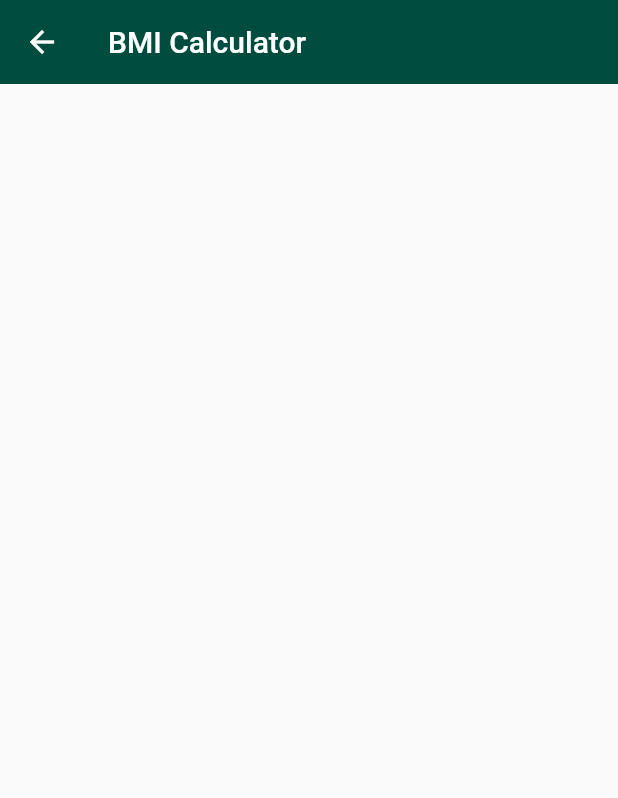
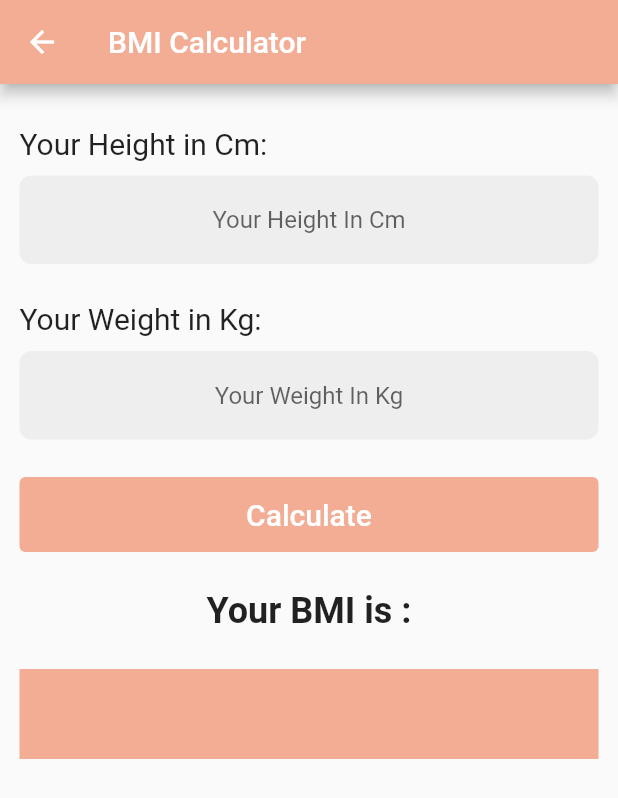
Before and after one commit to gwendolynBibah/gwens_health_app, a Flutter app: the bmi_page screen opened directly, on a phone screen of 412 x 824 dp. Shown: the top 798 px of the screen. Run offline on Flutter 3.47's test engine with Material 2 defaults, Android fonts, the phone set to English and light mode, and no system bars; our stand-ins replace percent_indicator, smooth_page_indicator; Roboto replaces fonts that are missing (Poppins).

Commit message:
BMI page
First design of BMI page

```diff
--- a/lib/screens/bmi.dart
+++ b/lib/screens/bmi.dart
@@ -1,4 +1,7 @@
+// ignore_for_file: prefer_const_constructors
+
 import 'package:flutter/material.dart';
+import 'package:health_app/colors.dart';
 
 class bmi_page extends StatefulWidget {
   const bmi_page({Key? key}) : super(key: key);
@@ -8,25 +11,162 @@ class bmi_page extends StatefulWidget {
 }
 
 class _bmi_pageState extends State<bmi_page> {
-  int index = 0;
+  int current_index = 0;
+
+//the controllers for the textfields
+TextEditingController heightController = TextEditingController();
+TextEditingController weightController = TextEditingController();
 
 
   @override
   Widget build(BuildContext context) {
     return Scaffold(
+      resizeToAvoidBottomInset: false,
       appBar: AppBar(
         title: Text("BMI Calculator", ),
-        elevation: 0.0,
-        backgroundColor: Colors.teal[900],
+        backgroundColor: peach,
         ),
         body: SingleChildScrollView(
           child: Padding(
-            padding: EdgeInsets.all(12.0),
+            padding: EdgeInsets.all(13.0),
             child: Column(
-              children: [],
+              children: [
+                // Row(
+                //   children: [
+                //     radioButton("value", buttonColor, index)
+                //   ],)
+                Padding(
+                  padding: EdgeInsets.only(top: 15.0)),
+                  Align(
+                    alignment: Alignment.bottomLeft,
+                    child: Text("Your Height in Cm:",
+                 style: TextStyle(
+                  fontSize: 20.0,
+                 ),
+                ),
+                  ),
+                SizedBox(height: 10.0),
+                TextField(
+                  keyboardType: TextInputType.number,
+                  controller: heightController,
+                  textAlign: TextAlign.center,
+                  decoration: InputDecoration(
+                    hintText: "Your Height In Cm",
+                    filled: true,
+                    fillColor: Colors.grey[200],
+                    border: OutlineInputBorder(
+                      borderRadius: BorderRadius.circular(8.0),
+                      borderSide: BorderSide.none
+                      )
+                   ),
+                ),
+                SizedBox(height:25.0),
+                Align(
+                    alignment: Alignment.bottomLeft,
+                    child: Text("Your Weight in Kg:",
+                 style: TextStyle(
+                  fontSize: 20.0,
+                 ),
+                ),
+                ),
+                SizedBox(height: 10.0),
+                TextField(
+                  keyboardType: TextInputType.number,
+                  controller: weightController,
+                  textAlign: TextAlign.center,
+                  decoration: InputDecoration(
+                    hintText: "Your Weight In Kg",
+                    filled: true,
+                    fillColor: Colors.grey[200],
+                    border: OutlineInputBorder(
+                      borderRadius: BorderRadius.circular(8.0),
+                      borderSide: BorderSide.none
+                      )
+                   ),
+                ),
+                SizedBox(height: 25.0,),
+                Container(
+                  width: double.infinity,
+                  height: 50.0,
+                  child: TextButton(
+                    child: Text("Calculate",
+                    style: TextStyle(
+                      color: Colors.white,
+                      fontSize: 20.0
+                    ),
+                    ),
+                    onPressed: (){},
+                    style: TextButton.styleFrom(
+                      backgroundColor: peach,
+                    )
+                    ),
+                    ),
+                    SizedBox(height: 25.0,),
+                    Container(
+                      width: double.infinity,
+                      child: Text("Your BMI is :",
+                      textAlign: TextAlign.center,
+                      style: TextStyle(
+                        fontSize: 24.0,
+                        fontWeight: FontWeight.bold
+                       ),
+                      ),
+                    ),
+                    SizedBox(height: 25.0,),
+                    Container(
+                      height: 60.0,
+                      color: peach,
+                      width: double.infinity,
+                      child: Text(" ",
+                      textAlign: TextAlign.center,
+                      style: TextStyle(
+                        fontSize: 40.0,
+                        fontWeight: FontWeight.bold
+                       ),
+                      ),
+                    )
+                ])
+
+
+
+          )
+          )
+          );
+  }
+
+
+  void changeIndex(int index){
+    setState(() {
+      current_index = index;
+    });
+  }
+
+
+  Widget radioButton(
+    String value,
+    MaterialStateColor buttonColor,
+    int index){
+    return Expanded(
+      child: Container(
+        margin: EdgeInsets.symmetric(horizontal: 12),
+        child: TextButton(
+          //button color changes when selected
+          //buttonColor: current_index == index ? Colors.grey[300],
+          //current_index == index ? buttonColor : Colors.grey[300]
+          onPressed: () {
+            changeIndex(index);
+          },
+          child: Text(
+            value,
+            style: TextStyle(
+              color: current_index == index ? Colors.white : buttonColor,
             ),
             ),
-        ),
-    );
+          style: ButtonStyle(
+          backgroundColor: current_index == index ? buttonColor : MaterialStateProperty.all<Color>(Colors.grey),
+          shape: MaterialStateProperty.all(RoundedRectangleBorder(borderRadius: BorderRadius.circular(12.0)))
+          ),
+        ),));
   }
+
 }
--- a/lib/screens/home_screen.dart
+++ b/lib/screens/home_screen.dart
@@ -2,6 +2,7 @@ import 'dart:ui';
 
 import 'package:flutter/material.dart';
 import 'package:health_app/colors.dart';
+import 'package:health_app/screens/bmi.dart';
 import 'package:health_app/screens/sleep.dart';
 import 'package:health_app/screens/steps.dart';
 import 'package:health_app/size.dart';
@@ -112,7 +113,12 @@ class _HomeScreenState extends State<HomeScreen> {
                         pageCategories(
                           title: "Weight",
                           boxColor: orange,
-                          press: () {},
+                          press: () {
+                            Navigator.push(
+                              context,
+                              MaterialPageRoute(
+                                builder: (context) => bmi_page()));
+                          },
                           categoryIcon: Icon(
                                 Icons.scale,
                                 color: Colors.teal[900],
```
